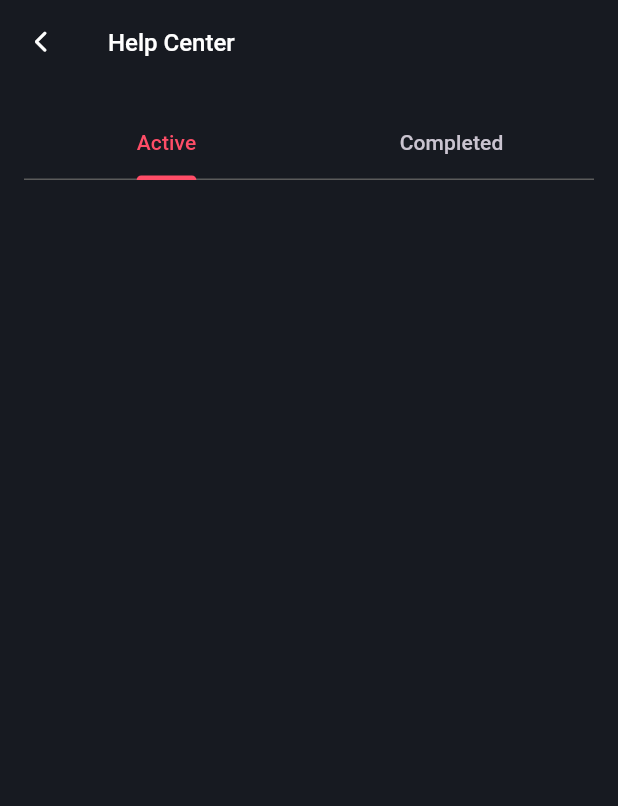
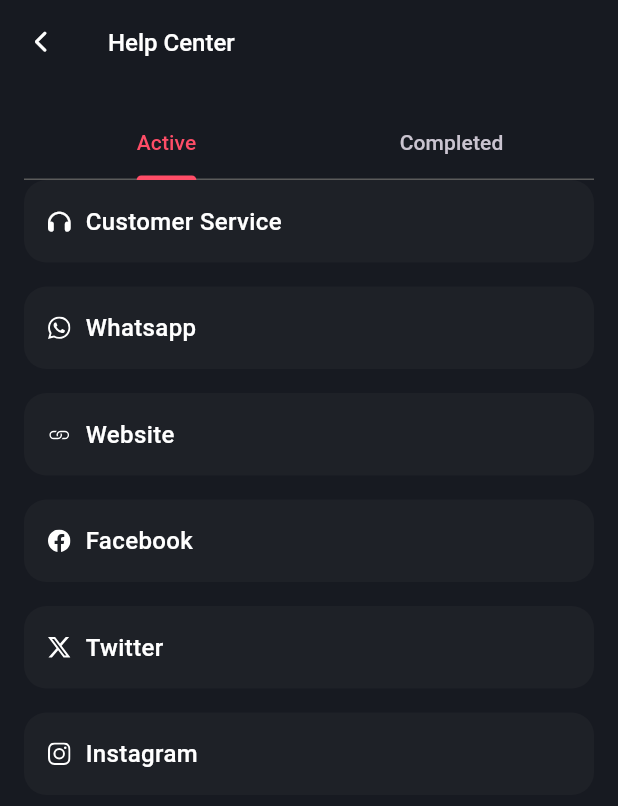
Before and after one commit to hafedh049/luxy, a Flutter app: the HelpCenter screen opened directly, on a phone screen of 412 x 824 dp. Shown: the top 806 px of the screen. Run offline on Flutter 3.47's test engine with Material 3 defaults, Android fonts, the phone set to English and light mode, and no system bars; our stand-ins replace animated_toggle_switch, date_format, flutter_animate, fluttertoast, google_nav_bar, hive and 5 more; accounts and stored records are empty.

Commit message:
ModifiedM lib/views/help_center.dart

```diff
--- a/lib/views/help_center.dart
+++ b/lib/views/help_center.dart
@@ -11,6 +11,15 @@ class HelpCenter extends StatefulWidget {
 }
 
 class _HelpCenterState extends State<HelpCenter> with TickerProviderStateMixin {
+  final List<Map<String, dynamic>> _contactUs = <Map<String, dynamic>>[
+    <String, dynamic>{"icon": FontAwesome.headphones_solid, "title": "Customer Service", "callback": () {}},
+    <String, dynamic>{"icon": Bootstrap.whatsapp, "title": "Whatsapp", "callback": () {}},
+    <String, dynamic>{"icon": Bootstrap.link, "title": "Website", "callback": () {}},
+    <String, dynamic>{"icon": Bootstrap.facebook, "title": "Facebook", "callback": () {}},
+    <String, dynamic>{"icon": Bootstrap.twitter_x, "title": "Twitter", "callback": () {}},
+    <String, dynamic>{"icon": Bootstrap.instagram, "title": "Instagram", "callback": () {}},
+  ];
+
   late final TabController _tabController;
 
   @override
@@ -54,7 +63,29 @@ class _HelpCenterState extends State<HelpCenter> with TickerProviderStateMixin {
             Expanded(
               child: TabBarView(
                 controller: _tabController,
-                children: <Widget>[],
+                children: <Widget>[
+                  Column(
+                    crossAxisAlignment: CrossAxisAlignment.start,
+                    children: <Widget>[
+                      for (final Map<String, dynamic> item in _contactUs)
+                        GestureDetector(
+                          onTap: item["callback"](),
+                          child: Container(
+                            padding: const EdgeInsets.all(16),
+                            margin: const EdgeInsets.only(bottom: 16),
+                            decoration: BoxDecoration(borderRadius: BorderRadius.circular(15), color: grey.withOpacity(.1)),
+                            child: Row(
+                              children: <Widget>[
+                                Icon(item["icon"], color: white, size: 15),
+                                const SizedBox(width: 10),
+                                Text(item["title"], style: const TextStyle(color: white, fontSize: 16, fontWeight: FontWeight.w500)),
+                              ],
+                            ),
+                          ),
+                        ),
+                    ],
+                  ),
+                ],
               ),
             ),
           ],
```
